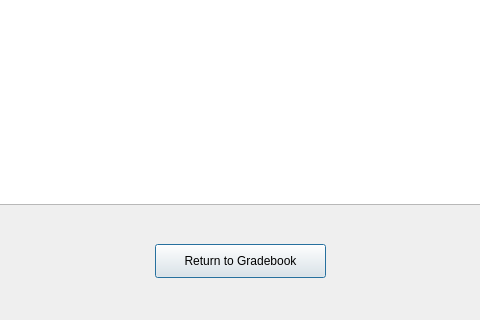
This is src/DisplayStudents.ui in meeksjt/SuperTeacherGradebook499 as Qt 5 draws it before an edit; both pictures show x 195 to 675 and y 356 to 676 of the 853 by 676 pixel window. The edited form follows.
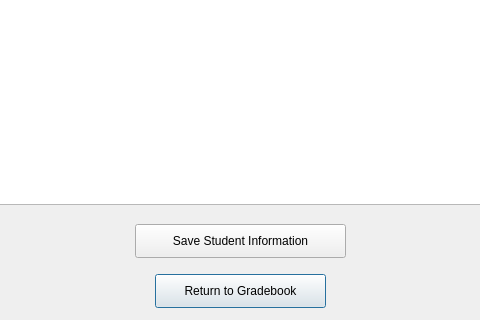
This is the edited form.

```diff
--- a/src/DisplayStudents.ui
+++ b/src/DisplayStudents.ui
@@ -39,7 +39,7 @@
    <property name="geometry">
     <rect>
      <x>350</x>
-     <y>600</y>
+     <y>630</y>
      <width>171</width>
      <height>34</height>
     </rect>
@@ -48,6 +48,19 @@
     <string>Return to Gradebook</string>
    </property>
   </widget>
+  <widget class="QPushButton" name="saveStudentInfoButton">
+   <property name="geometry">
+    <rect>
+     <x>330</x>
+     <y>580</y>
+     <width>211</width>
+     <height>34</height>
+    </rect>
+   </property>
+   <property name="text">
+    <string>Save Student Information</string>
+   </property>
+  </widget>
  </widget>
  <resources/>
  <connections/>
```
